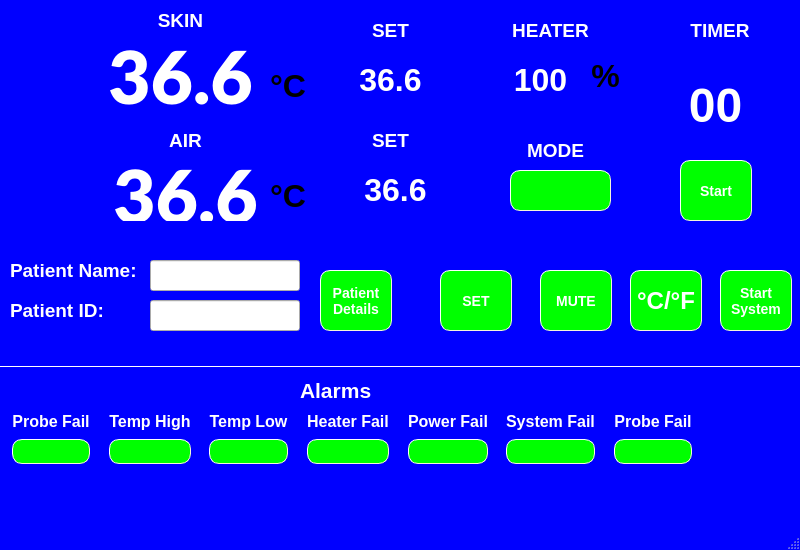
eurosa/Rasberry5InchDisplay, file mainwindow.ui: the form before one commit.
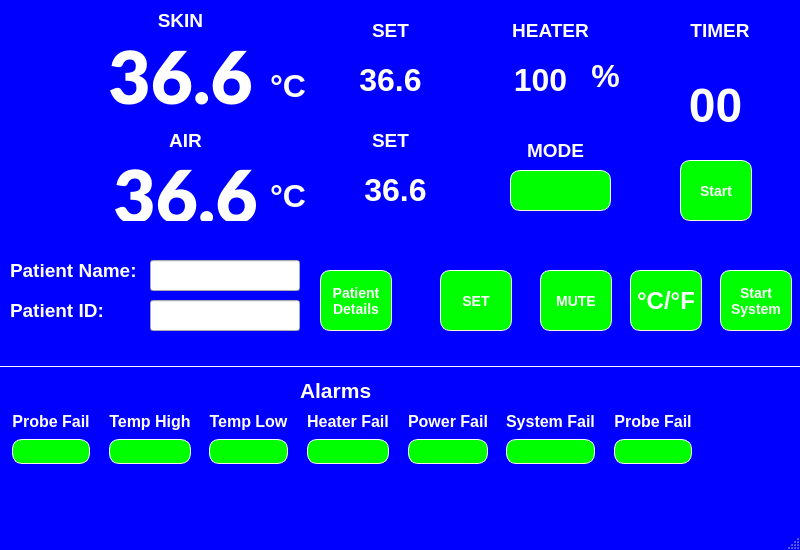
The form after the commit. Icons and pictures are not drawn.

What changed in the file:
```diff
--- a/mainwindow.ui
+++ b/mainwindow.ui
@@ -1774,6 +1774,12 @@
       <bold>true</bold>
      </font>
     </property>
+    <property name="styleSheet">
+     <string notr="true">QLabel{
+  
+    color:#FFFFFF;
+}</string>
+    </property>
     <property name="text">
      <string>%</string>
     </property>
@@ -1800,6 +1806,12 @@
       <bold>true</bold>
      </font>
     </property>
+    <property name="styleSheet">
+     <string notr="true">QLabel{
+  
+    color:#FFFFFF;
+}</string>
+    </property>
     <property name="text">
      <string>°C</string>
     </property>
@@ -1823,6 +1835,12 @@
       <bold>true</bold>
      </font>
     </property>
+    <property name="styleSheet">
+     <string notr="true">QLabel{
+  
+    color:#FFFFFF;
+}</string>
+    </property>
     <property name="text">
      <string>°C</string>
     </property>
```
